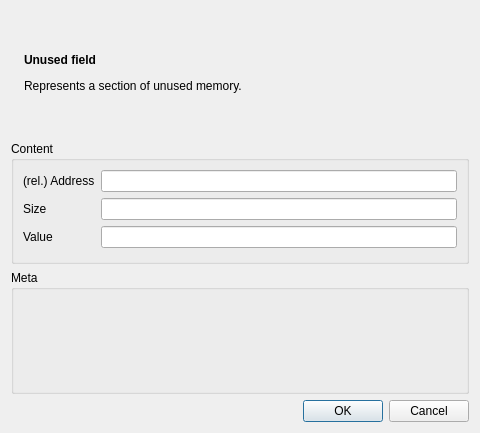
The window that src/unusedfielddialog.ui (dmr-tools/anytone-emu) describes before a commit, drawn with Qt 5.
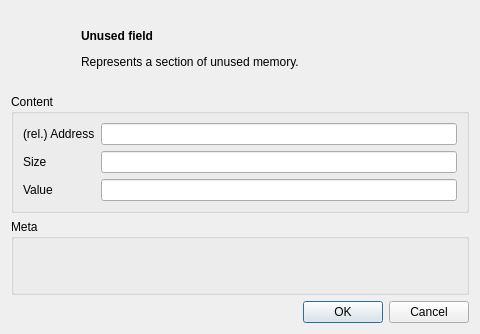
The same window after the commit. Icons and pictures are not drawn. Custom widgets are drawn as their Qt base class.

Commit message: Fixed icon issues.

Diff of the .ui file:
```diff
--- a/src/unusedfielddialog.ui
+++ b/src/unusedfielddialog.ui
@@ -7,7 +7,7 @@
     <x>0</x>
     <y>0</y>
     <width>480</width>
-    <height>433</height>
+    <height>334</height>
    </rect>
   </property>
   <property name="windowTitle">
@@ -24,8 +24,11 @@
          <verstretch>0</verstretch>
         </sizepolicy>
        </property>
-       <property name="text">
-        <string notr="true">&lt;img src=&quot;:/icons/64x64/unused.png&quot;&gt;</string>
+       <property name="minimumSize">
+        <size>
+         <width>64</width>
+         <height>64</height>
+        </size>
        </property>
       </widget>
      </item>
@@ -38,8 +41,7 @@
         </sizepolicy>
        </property>
        <property name="text">
-        <string>&lt;h4&gt;Unused field&lt;/h4&gt;
-&lt;p&gt;Represents a section of unused memory.&lt;/p&gt;</string>
+        <string>&lt;html&gt;&lt;head/&gt;&lt;body&gt;&lt;h4 style=&quot;margin:0px; -qt-block-indent:0; text-indent:0px;&quot;&gt;&lt;span style=&quot; font-size:medium; font-weight:600;&quot;&gt;Unused field&lt;/span&gt;&lt;/h4&gt;&lt;p&gt;Represents a section of unused memory.&lt;/p&gt;&lt;/body&gt;&lt;/html&gt;</string>
        </property>
       </widget>
      </item>
```
Left out of the diff: 2 changed lines with no effect on the pictures. The commit also changes 79 other files.
